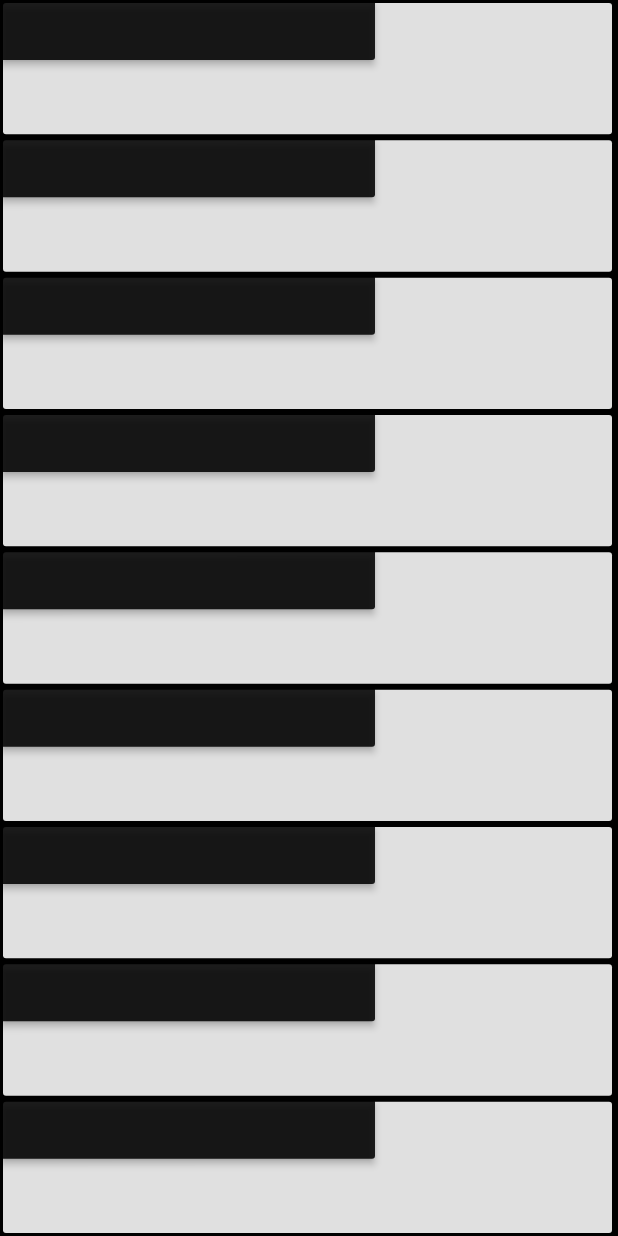
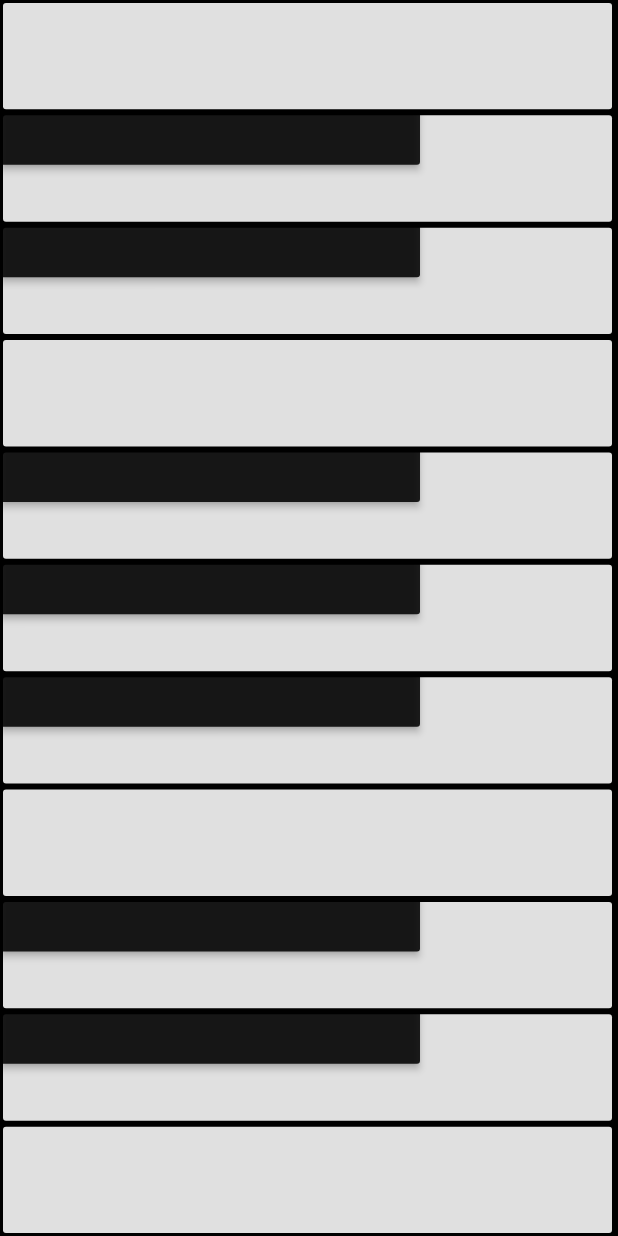
Before and after one commit to ENGR-WAJAHAT-AHMED/very_simple_piano_like_app_in_flutter, a Flutter app: the screen it shows after launch, on a phone screen of 412 x 824 dp. Run offline on Flutter 3.47's test engine with Material 2 defaults, Android fonts, the phone set to English and light mode, and no system bars.

Commit message:
updated ui

```diff
--- a/lib/main.dart
+++ b/lib/main.dart
@@ -13,15 +13,17 @@ class PianoApp extends StatelessWidget {
         body: Column(
           crossAxisAlignment: CrossAxisAlignment.stretch,
           children: <Widget>[
+            PianoButton1(),
+            PianoButton(),
+            PianoButton(),
+            PianoButton1(),
             PianoButton(),
             PianoButton(),
             PianoButton(),
+            PianoButton1(),
             PianoButton(),
             PianoButton(),
-            PianoButton(),
-            PianoButton(),
-            PianoButton(),
-            PianoButton(),
+            PianoButton1(),
           ],
         ),
       ),
@@ -35,7 +37,8 @@ class PianoButton extends StatelessWidget {
     return Expanded(
       flex: 1,
       child: Stack(
-        children: [
+
+        children: <Widget>[
           Padding(
             padding: const EdgeInsets.only(
                 right: 4.0, bottom: 2.0, top: 2.0, left: 2.0),
@@ -48,9 +51,10 @@ class PianoButton extends StatelessWidget {
             ),
           ),
           Positioned(
+            top: -25.0,
             child: Container(
-              width: 250,
-              height: 40,
+              width: 280,
+              height: 60,
               child: RaisedButton(
                 color: Colors.black87,
                 onPressed: () {  },
@@ -62,3 +66,27 @@ class PianoButton extends StatelessWidget {
     );
   }
 }
+class PianoButton1 extends StatelessWidget {
+  @override
+  Widget build(BuildContext context) {
+    return Expanded(
+      flex: 1,
+      child: Stack(
+
+        children: <Widget>[
+          Padding(
+            padding: const EdgeInsets.only(
+                right: 4.0, bottom: 2.0, top: 2.0, left: 2.0),
+            child: Container(
+              width: double.infinity,
+              height: double.infinity,
+              child: RaisedButton(
+                onPressed: () {},
+              ),
+            ),
+          ),
+        ],
+      ),
+    );
+  }
+}
```
